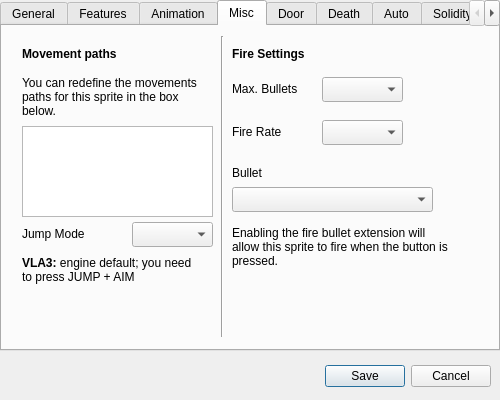
Before: the Qt Designer form src/lgck-builder/DlgObject.ui in cfrankb/lgck-src, drawn with Qt 5.
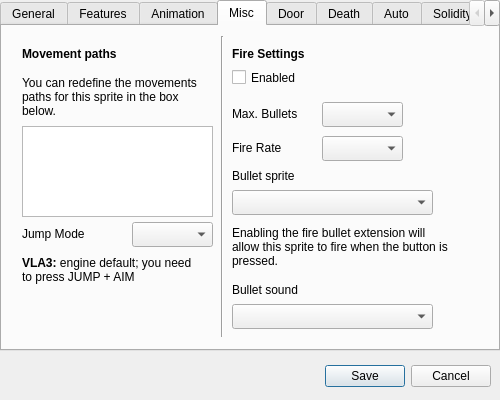
After: the same form once the commit is applied. The open tabs and pages were chosen to show the change. Icons and pictures are not drawn. Custom widgets are drawn as their Qt base class.

Commit message: made firePlayerBullet a build-in. added coins, lives and ammo bonuses; code clean up

```diff
--- a/src/lgck-builder/DlgObject.ui
+++ b/src/lgck-builder/DlgObject.ui
@@ -768,7 +768,7 @@
      <property name="geometry">
       <rect>
        <x>230</x>
-       <y>55</y>
+       <y>80</y>
        <width>81</width>
        <height>16</height>
       </rect>
@@ -781,7 +781,7 @@
      <property name="geometry">
       <rect>
        <x>320</x>
-       <y>94</y>
+       <y>110</y>
        <width>81</width>
        <height>25</height>
       </rect>
@@ -791,7 +791,7 @@
      <property name="geometry">
       <rect>
        <x>230</x>
-       <y>98</y>
+       <y>114</y>
        <width>61</width>
        <height>16</height>
       </rect>
@@ -804,7 +804,7 @@
      <property name="geometry">
       <rect>
        <x>320</x>
-       <y>51</y>
+       <y>76</y>
        <width>81</width>
        <height>25</height>
       </rect>
@@ -814,20 +814,20 @@
      <property name="geometry">
       <rect>
        <x>230</x>
-       <y>139</y>
-       <width>52</width>
-       <height>15</height>
+       <y>142</y>
+       <width>121</width>
+       <height>16</height>
       </rect>
      </property>
      <property name="text">
-      <string>Bullet</string>
+      <string>Bullet sprite</string>
      </property>
     </widget>
     <widget class="QComboBox" name="cbBullet">
      <property name="geometry">
       <rect>
        <x>230</x>
-       <y>161</y>
+       <y>164</y>
        <width>201</width>
        <height>25</height>
       </rect>
@@ -878,6 +878,42 @@
       <bool>true</bool>
      </property>
     </widget>
+    <widget class="QLabel" name="label_70">
+     <property name="geometry">
+      <rect>
+       <x>230</x>
+       <y>256</y>
+       <width>101</width>
+       <height>16</height>
+      </rect>
+     </property>
+     <property name="text">
+      <string>Bullet sound</string>
+     </property>
+    </widget>
+    <widget class="QComboBox" name="cbSound_bullet">
+     <property name="geometry">
+      <rect>
+       <x>230</x>
+       <y>278</y>
+       <width>201</width>
+       <height>25</height>
+      </rect>
+     </property>
+    </widget>
+    <widget class="QCheckBox" name="cBulletEnabled">
+     <property name="geometry">
+      <rect>
+       <x>230</x>
+       <y>40</y>
+       <width>101</width>
+       <height>23</height>
+      </rect>
+     </property>
+     <property name="text">
+      <string>Enabled</string>
+     </property>
+    </widget>
    </widget>
    <widget class="QWidget" name="tab_8">
     <attribute name="title">
```
Left out of the diff: 25 changed lines with no effect on the pictures. The commit also changes 22 other files.
